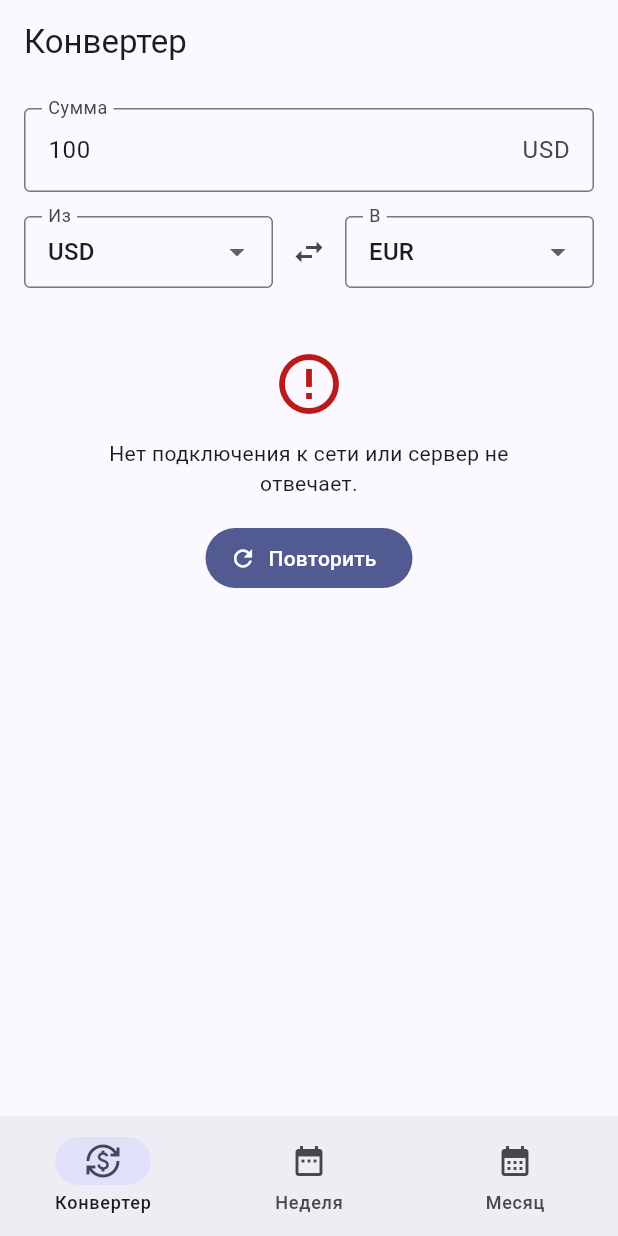
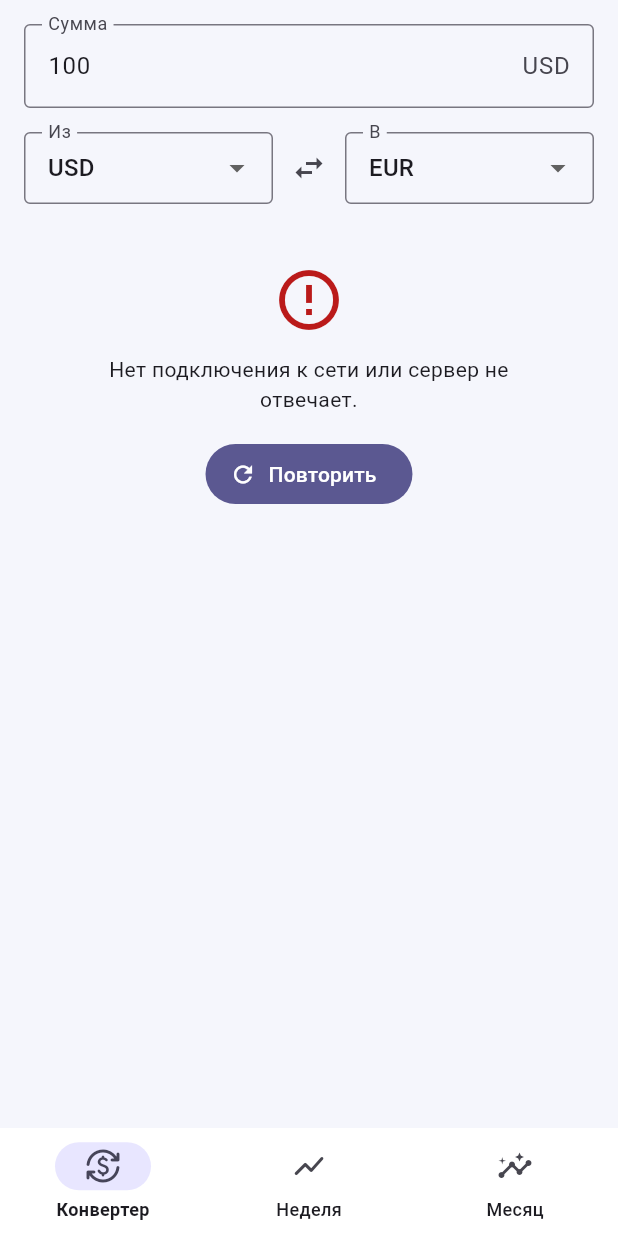
Before and after one commit to mikleqq/LABA4-PSI, a Flutter app: the screen it shows after launch, on a phone screen of 412 x 824 dp. Run offline on Flutter 3.47's test engine with Material 3 defaults, Android fonts, the phone set to English and light mode, and no system bars; our stand-ins replace fl_chart, shared_preferences; network calls fail.

Commit message:
feat(design): brand palette, gradients and custom Material 3 theme

```diff
--- a/lib/main.dart
+++ b/lib/main.dart
@@ -6,6 +6,7 @@ import 'data/frankfurter_client.dart';
 import 'data/rates_cache.dart';
 import 'data/rates_repository.dart';
 import 'ui/converter_screen.dart';
+import 'ui/theme.dart';
 import 'ui/trend_screen.dart';
 
 Future<void> main() async {
@@ -26,17 +27,11 @@ class CurrencyApp extends StatelessWidget {
 
   @override
   Widget build(BuildContext context) {
-    ThemeData theme(Brightness b) => ThemeData(
-      colorScheme: ColorScheme.fromSeed(
-        seedColor: Colors.indigo,
-        brightness: b,
-      ),
-    );
     return MaterialApp(
       title: 'Курсы валют',
       debugShowCheckedModeBanner: false,
-      theme: theme(Brightness.light),
-      darkTheme: theme(Brightness.dark),
+      theme: buildTheme(Brightness.light),
+      darkTheme: buildTheme(Brightness.dark),
       home: HomeShell(controller: controller),
     );
   }
@@ -54,16 +49,9 @@ class HomeShell extends StatefulWidget {
 class _HomeShellState extends State<HomeShell> {
   int _index = 0;
 
-  static const _titles = [
-    'Конвертер',
-    'Сравнение за неделю',
-    'Сравнение за месяц',
-  ];
-
   @override
   Widget build(BuildContext context) {
     return Scaffold(
-      appBar: AppBar(title: Text(_titles[_index])),
       body: SafeArea(
         child: IndexedStack(
           index: _index,
@@ -72,12 +60,12 @@ class _HomeShellState extends State<HomeShell> {
             TrendScreen(
               controller: widget.controller,
               days: 7,
-              title: 'Неделя',
+              title: 'За неделю',
             ),
             TrendScreen(
               controller: widget.controller,
               days: 30,
-              title: 'Месяц',
+              title: 'За месяц',
             ),
           ],
         ),
@@ -87,12 +75,15 @@ class _HomeShellState extends State<HomeShell> {
         onDestinationSelected: (i) => setState(() => _index = i),
         destinations: const [
           NavigationDestination(
-            icon: Icon(Icons.currency_exchange),
+            icon: Icon(Icons.currency_exchange_rounded),
             label: 'Конвертер',
           ),
-          NavigationDestination(icon: Icon(Icons.date_range), label: 'Неделя'),
           NavigationDestination(
-            icon: Icon(Icons.calendar_month),
+            icon: Icon(Icons.show_chart_rounded),
+            label: 'Неделя',
+          ),
+          NavigationDestination(
+            icon: Icon(Icons.insights_rounded),
             label: 'Месяц',
           ),
         ],
```
Also changed, not shown: lib/ui/theme.dart (added, +202 -0 lines).
